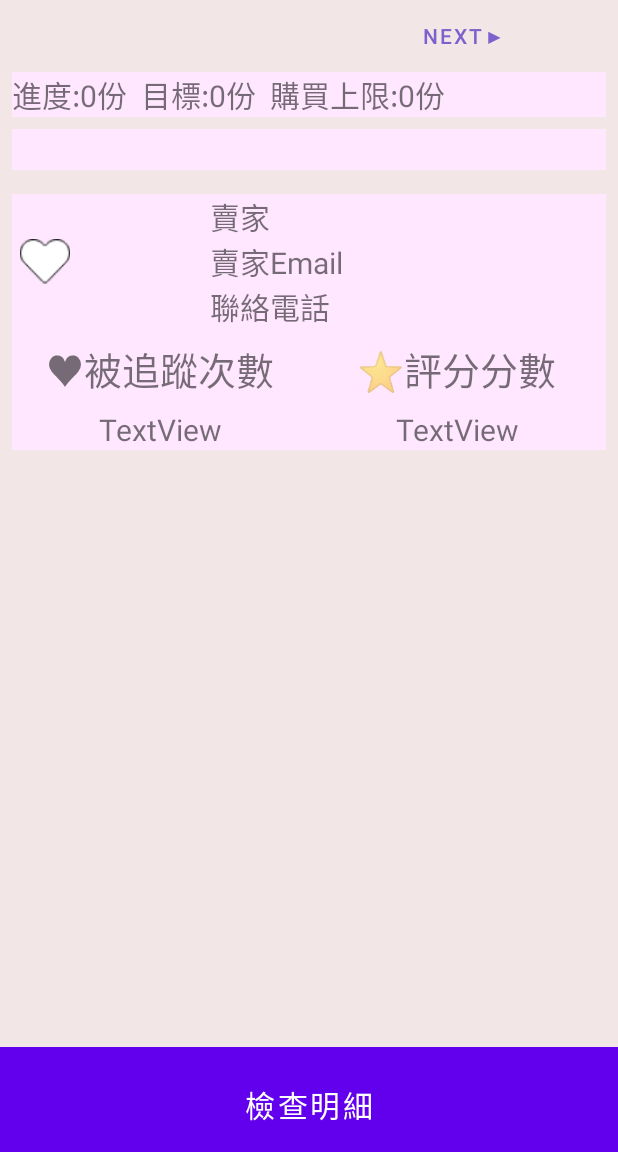
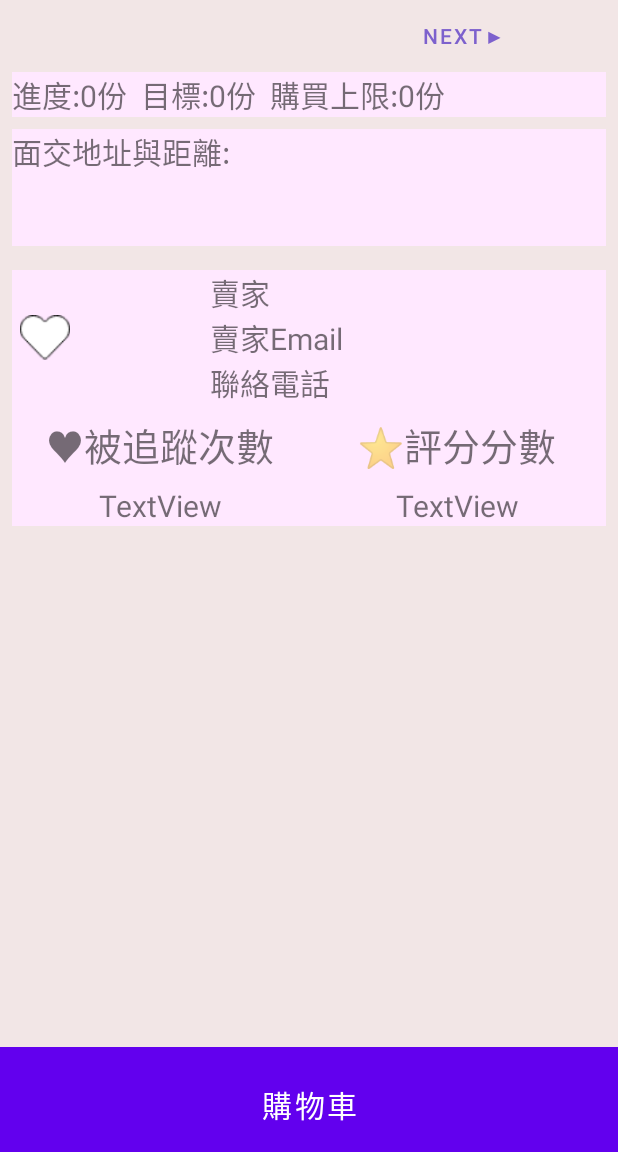
Before and after one commit to bluegate09/iamin, an Android app: the MerchbrowseFragment screen opened through its navigation route, on a phone screen of 412 x 824 dp, the part 84-1236 px from its top. Run offline under Robolectric (Android 15) with nearby library versions, the light colour scheme and no system bars; our stand-ins replace CircleImageView, Firebase (no records; nobody signed in at launch, a user with empty details on screens opened directly), navigation-ui; libraries missing offline, so code that uses them is left out: com.youth.banner; 1 statement that could not run was skipped.

Commit message:
商品頁面 文字顯示排版 2021/07/25

```diff
--- a/app/src/main/java/idv/tfp10101/iamin/MerchbrowseFragment.java
+++ b/app/src/main/java/idv/tfp10101/iamin/MerchbrowseFragment.java
@@ -156,6 +156,8 @@ public class MerchbrowseFragment extends Fragment {
         //取得該團購的所有位置
         grouplocations = new ArrayList<>();
         StringBuilder groupLaction = new StringBuilder();
+        String loaction = "面交地址與距離:\n\n";
+        groupLaction.append(loaction);
         grouplocations = LocationControl.getLocationByGroupId(activity, groupID);
         if (grouplocations != null){
             for (Location location : grouplocations){
@@ -168,7 +170,7 @@ public class MerchbrowseFragment extends Fragment {
                 BigDecimal b = new BigDecimal(km);
 //            //四捨五入到小數第一位
                float groupDismin = b.setScale(1,BigDecimal.ROUND_HALF_UP).floatValue();
-                groupLaction.append(address + "距離為:" + groupDismin +"公里"+ "\n\n");
+                groupLaction.append(address + "距離為:" + groupDismin +"公里\n\n");
             }
             txv_group_location.setText(groupLaction);
         }
--- a/app/src/main/res/layout/fragment_merchbrowse.xml
+++ b/app/src/main/res/layout/fragment_merchbrowse.xml
@@ -228,7 +228,7 @@
                 android:layout_height="77dp"
                 android:layout_gravity="bottom|end"
                 android:background="@color/colorSecondary"
-                android:text="檢查明細"
+                android:text="購物車"
                 android:textSize="20sp" />
         </LinearLayout>
     </LinearLayout>
```
